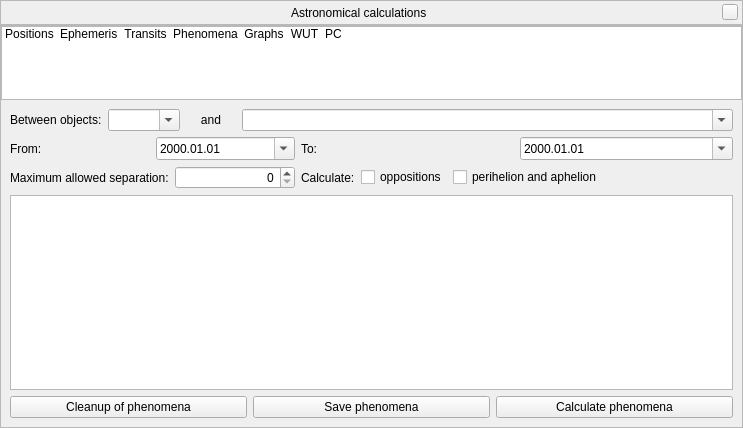
This is src/gui/astroCalcDialog.ui in Stellarium/stellarium as Qt 5 draws it before an edit. The edited form follows.
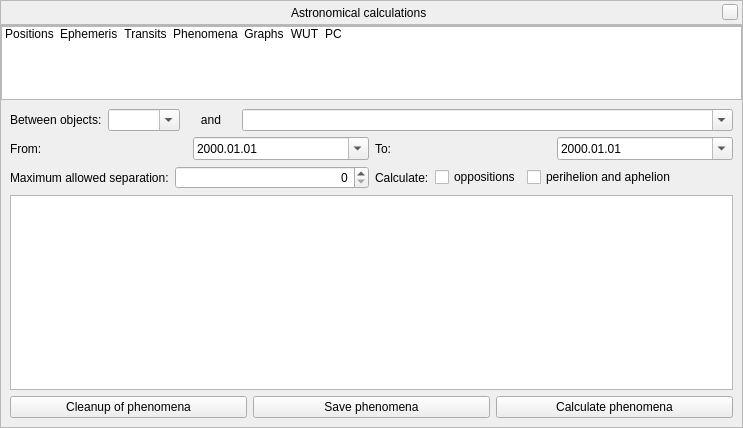
This is the edited form. The open tabs and pages were chosen to show the change. Icons and pictures are not drawn. Custom widgets are drawn as their Qt base class.

Commit message: give more space to the separation spinner fixes #1249

The edit to the form file:
```diff
--- a/src/gui/astroCalcDialog.ui
+++ b/src/gui/astroCalcDialog.ui
@@ -1138,6 +1138,12 @@
             </item>
             <item>
              <widget class="AngleSpinBox" name="allowedSeparationSpinBox">
+              <property name="sizePolicy">
+               <sizepolicy hsizetype="MinimumExpanding" vsizetype="Fixed">
+                <horstretch>0</horstretch>
+                <verstretch>0</verstretch>
+               </sizepolicy>
+              </property>
               <property name="minimumSize">
                <size>
                 <width>120</width>
```
